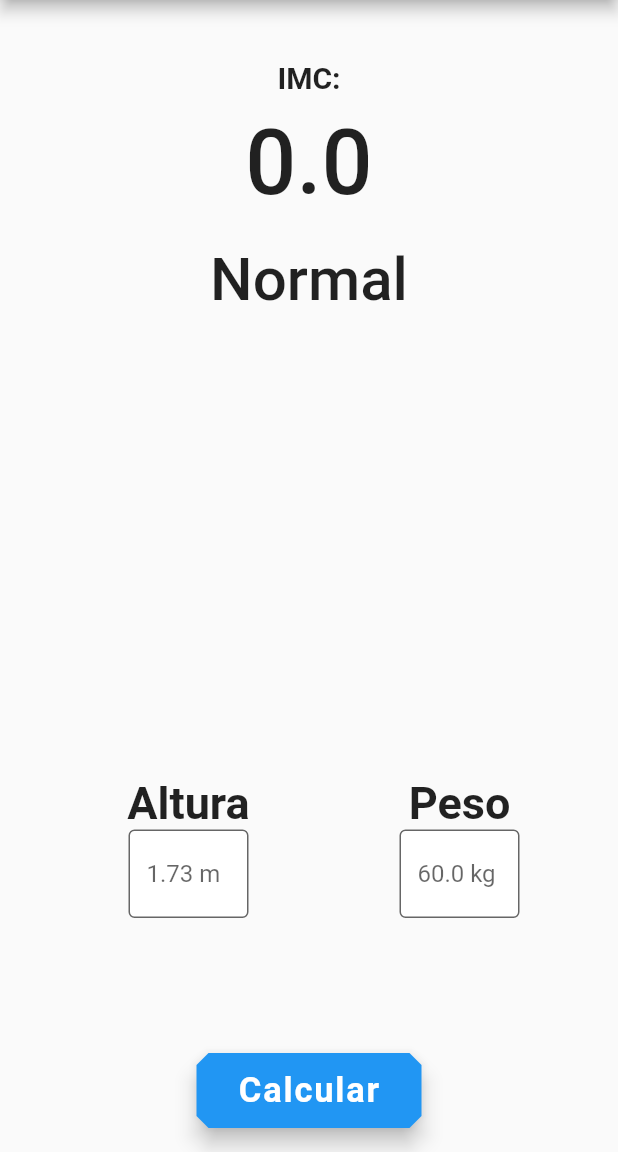
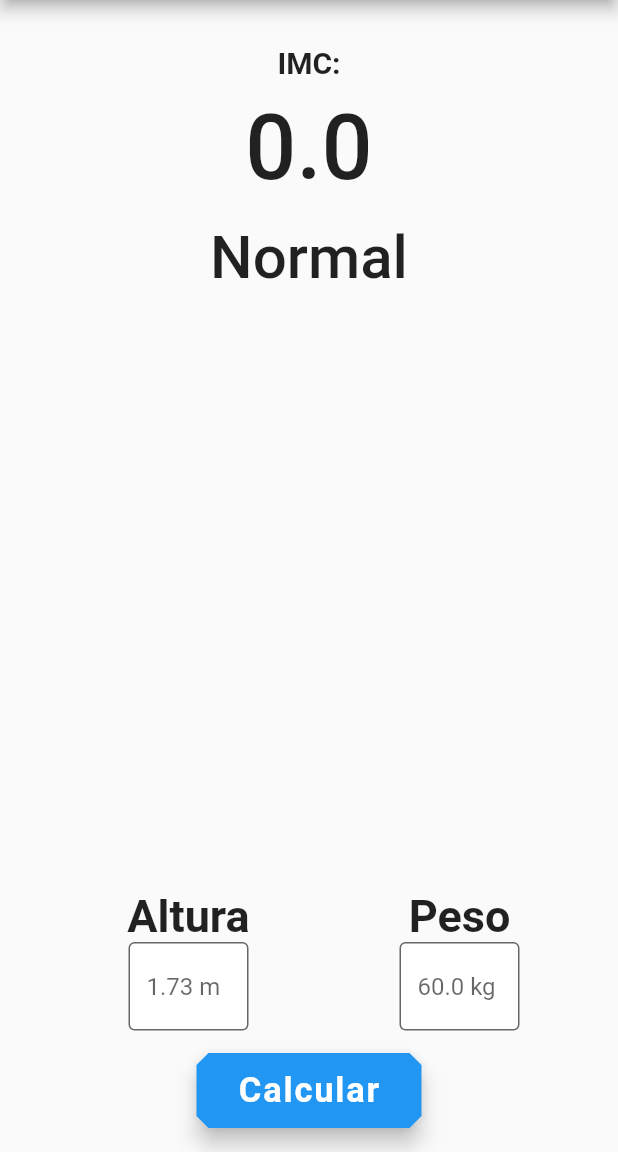
Before and after one commit to Thijalves/Calculadora-IMC-Flutter, a Flutter app: the screen it shows after launch, on a phone screen of 412 x 824 dp, the part 84-1236 px from its top. Run offline on Flutter 3.47's test engine with Material 2 defaults, Android fonts, the phone set to English and light mode, and no system bars.

Commit message:
arrumei o bug quando abre o teclado

```diff
--- a/lib/main.dart
+++ b/lib/main.dart
@@ -59,14 +59,14 @@ class _HomePageState extends State<HomePage> {
           Expanded(
               child: Column(
             children: [
-              const SizedBox(height: 40),
+              const SizedBox(height: 30),
               const Text('IMC:',
                   style: TextStyle(fontSize: 20, fontWeight: FontWeight.bold)),
               const SizedBox(height: 10),
               Text(_imc.toStringAsFixed(1),
                   style: const TextStyle(
                       fontSize: 60, fontWeight: FontWeight.w500)),
-              const SizedBox(height: 20),
+              const SizedBox(height: 15),
               Text(classe,
                   style: const TextStyle(
                       fontSize: 40, fontWeight: FontWeight.w500))
@@ -77,7 +77,7 @@ class _HomePageState extends State<HomePage> {
             // color: Color.fromARGB(255, 61, 120, 150),
             child: Row(
               mainAxisAlignment: MainAxisAlignment.spaceEvenly,
-              crossAxisAlignment: CrossAxisAlignment.start,
+              crossAxisAlignment: CrossAxisAlignment.center,
               children: [
                 InputField(titulo: 'Altura', defaultValue: 1.73),
                 InputField(titulo: 'Peso', defaultValue: 60.0),
```
